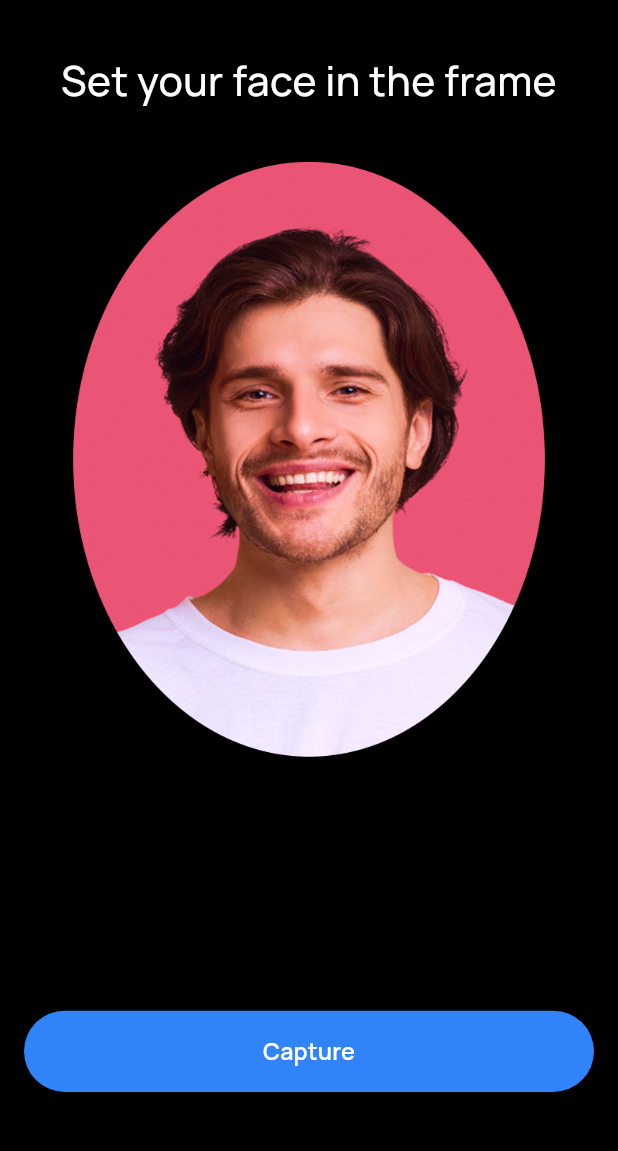
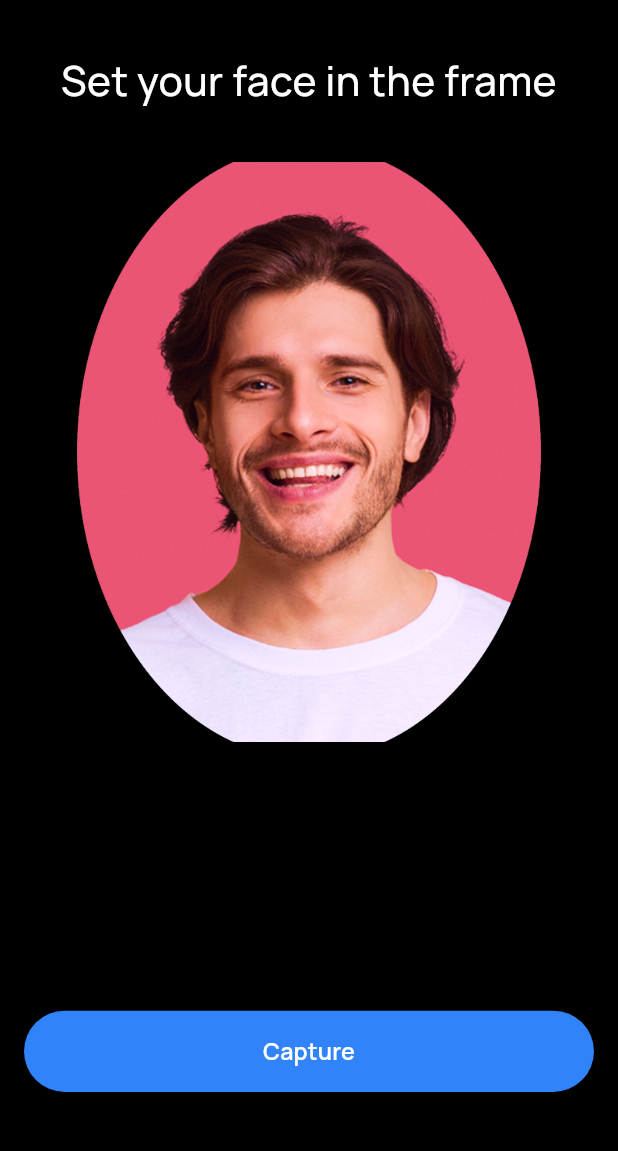
Before and after one commit to TopuFD/Room-Sublease, a Flutter app: the FrameWithImagePicker screen opened by its route, on a phone screen of 412 x 824 dp, the part 57-1208 px from its top. Run offline on Flutter 3.47's test engine with Material 3 defaults, Android fonts, the phone set to English and light mode, and no system bars; our stand-ins replace cached_network_image, carousel_slider, country_picker, dotted_decoration, flutter_card_swiper, flutter_screenutil and 9 more; accounts and stored records are empty; project files that could hold a hidden picture were left out.

Commit message:
last update

```diff
--- a/lib/controller/home_controller/home_controller.dart
+++ b/lib/controller/home_controller/home_controller.dart
@@ -22,12 +22,12 @@ class HomeController extends GetxController {
 
   //====================================================================================for select fun screen
   final funyList = <Map<String, dynamic>>[
-    {'title': 'pilates', 'color': Color(0xFFFDDEC3), "isBorder": false},
+    {'title': 'Pilates', 'color': Color(0xFFFDDEC3), "isBorder": false},
     {'title': 'Spa Days', 'color': Color(0xFFFCE9B2), "isBorder": false},
     {'title': 'Hiking', 'color': Color(0xFFFDDEC3), "isBorder": false},
-    {'title': 'Comedy shows ', 'color': Color(0xFFFCD5D2), "isBorder": false},
+    {'title': 'Comedy Shows ', 'color': Color(0xFFFCD5D2), "isBorder": false},
     {
-      'title': 'Hosting dinners',
+      'title': 'Hosting Dinners',
       'color': Color(0xFFCBDFFF),
       "isBorder": false
     },
--- a/lib/view/comon_screen/complete_profile_screens/complete_profile_screen.dart
+++ b/lib/view/comon_screen/complete_profile_screens/complete_profile_screen.dart
@@ -97,7 +97,7 @@ class CompleteProfileScreen extends StatelessWidget {
                     color: Color(0xFFF3EAE3),
                     border: Border.all(color: Color(0xFFE8E8E8))),
                 child: CustomTextField(
-                  hindText: "Select education level",
+                  hindText: "Enter your bio...",
                   fillColor: AppColors.transparent,
 
                   maxLines: 4,
--- a/lib/view/comon_screen/complete_profile_screens/rounded_camera_screens.dart
+++ b/lib/view/comon_screen/complete_profile_screens/rounded_camera_screens.dart
@@ -1,6 +1,7 @@
 import 'dart:ui' as ui;
 import 'package:flutter/material.dart';
 import 'package:flutter/services.dart';
+import 'package:flutter_screenutil/flutter_screenutil.dart';
 import 'package:get/get.dart';
 import 'package:room_sublease/controller/auth_controller/complete_profile_controller.dart';
 import 'package:room_sublease/core/app_route.dart';
@@ -64,13 +65,16 @@ class _FrameWithImagePickerState extends State<FrameWithImagePicker> {
             color: Colors.white,
           ),
           40.height,
-          Stack(
+          SizedBox(
+            width: 295.w,
+            height: 400.h,
+            child: Stack(
               alignment: Alignment.center,
               children: [
                 if (frameImage != null)
                   SizedBox(
-                  width: 295,
-                  height: 385,
+                    width: 295.w,
+                    height: 400.h,
                     child: CustomPaint(
                       painter: FramePainter(frameImage!),
                     ),
@@ -81,18 +85,21 @@ class _FrameWithImagePickerState extends State<FrameWithImagePicker> {
                           child: CommonImage(
                             imageSrc: profile.userImage.value,
                             imageType: ImageType.file,
-                          height: 410,
-                          width: 300,
+                          height: 425.h,
+                          width: 298.w,
+                            fill: BoxFit.cover,
                           ),
                         )
                       : CommonImage(
                           imageSrc: AppImage.user,
                           imageType: ImageType.png,
-                        height: 410,
-                        width: 300,
+                          height: 425.h,
+                          width: 298.w,
+                          fill: BoxFit.cover,
                         );
                 }),
               ],
+            ),
           ),
           Expanded(child: SizedBox()),
           Padding(
--- a/lib/view/comon_screen/splash_screen/onboarding_screen.dart
+++ b/lib/view/comon_screen/splash_screen/onboarding_screen.dart
@@ -24,8 +24,8 @@ class _OnboardingScreenState extends State<OnboardingScreen> {
 
   List title = [
     "Ready to make the move?",
-    "Find your people, find your vibe",
-    "Because moving is hard enough"
+    "Find your vibe. Find your people.",
+    "Because moving is hard enough."
   ];
 
   @override
--- a/lib/view/screens/add_screen/add_post_screen.dart
+++ b/lib/view/screens/add_screen/add_post_screen.dart
@@ -55,7 +55,7 @@ class _AddPostScreenState extends State<AddPostScreen> {
                       icon: AppIcons.roommat,
                       title: "Looking for Roommates",
                       desce:
-                          "Find compatible roommates to apartment search with.",
+                          "Find compatible roommates to apartment search with",
                       index: 0),
                   item(
                       ontap: () {
@@ -88,7 +88,7 @@ class _AddPostScreenState extends State<AddPostScreen> {
                         Get.toNamed(AppRoute.properDetailScreen);
                       },
                       icon: AppIcons.post,
-                      title: "Looking to post Subleases",
+                      title: "Looking to Post Subleases",
                       desce: "Post your sublease details",
                       index: 3),
                 ],
```
Also changed, not shown: lib/view/comon_screen/notification_screen/notification_screen.dart (+11 -30 lines), lib/view/screens/profile_screens/subscription_screen.dart (+0 -12 lines). Lines whose indentation alone changed are shown as unchanged.
